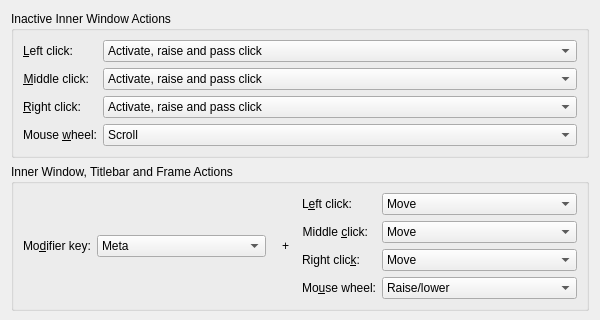
KDE/kwin, file src/kcms/options/actions.ui: the form before one commit; both pictures show x 0 to 600 and y 0 to 320 of the 600 by 500 pixel window.
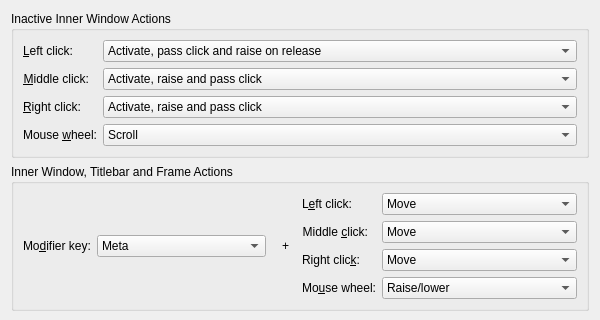
The form after the commit.

What changed in the file:
```diff
--- a/src/kcms/options/actions.ui
+++ b/src/kcms/options/actions.ui
@@ -41,6 +41,11 @@
         <property name="whatsThis">
          <string>In this row you can customize left click behavior when clicking into an inactive inner window ('inner' means: not titlebar, not frame).</string>
         </property>
+        <item>
+         <property name="text">
+          <string>Activate, pass click and raise on release</string>
+         </property>
+        </item>
         <item>
          <property name="text">
           <string>Activate, raise and pass click</string>
```
